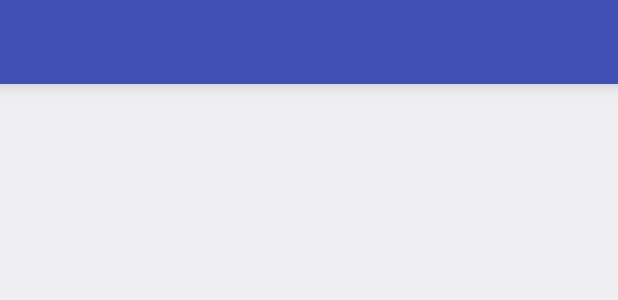
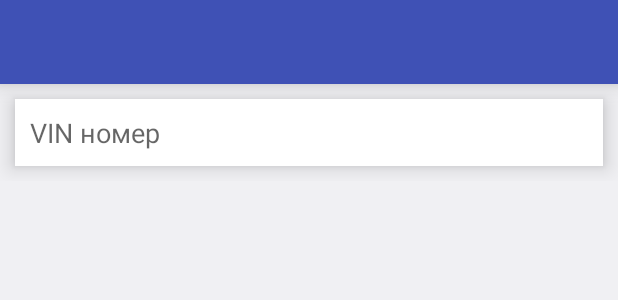
Before and after one commit to AzatYusupov/AzatYusupov, an Android app: the layout activity_new_car.xml on its own in the app's theme, with its tools: preview values and no code run, on a phone screen of 412 x 824 dp. Shown: the top 300 px of the screen. Run offline under Robolectric (Android 15) with nearby library versions, the light colour scheme and no system bars.

Commit message:
activity: new car

```diff
--- a/app/src/main/java/com/usupov/autopark/activity/MainActivity.java
+++ b/app/src/main/java/com/usupov/autopark/activity/MainActivity.java
@@ -54,7 +54,7 @@ public class MainActivity extends AppCompatActivity {
     private void initCarsList() {
 
         RecyclerView recyclerView = (RecyclerView) findViewById(R.id.list_car);
-        recyclerView.setNestedScrollingEnabled(false);
+        //recyclerView.setNestedScrollingEnabled(false);
 
         List<CarsListModel> carList = new ArrayList<CarsListModel>();
         carList.add(new CarsListModel(
--- a/app/src/main/res/layout/activity_main.xml
+++ b/app/src/main/res/layout/activity_main.xml
@@ -22,14 +22,14 @@
 
         <ScrollView
             android:layout_width="match_parent"
-            android:layout_height="wrap_content"
+            android:layout_height="match_parent"
             android:fillViewport="true"
             >
 
             <LinearLayout
+                android:layout_width="match_parent"
+                android:layout_height="match_parent"
                 android:orientation="vertical"
-                android:layout_width="fill_parent"
-                android:layout_height="wrap_content"
                 >
 
                 <TextView
--- a/app/src/main/res/layout/activity_new_car.xml
+++ b/app/src/main/res/layout/activity_new_car.xml
@@ -13,7 +13,9 @@
     <LinearLayout
         android:orientation="vertical"
         android:layout_width="match_parent"
-        android:layout_height="match_parent">
+        android:layout_height="wrap_content"
+        android:background="@color/windowBackground"
+        >
 
        <include
             android:id="@+id/toolbar_new_car"
@@ -21,6 +23,19 @@
             android:layout_width="match_parent"
             android:layout_height="wrap_content" />
 
+        <EditText
+            android:layout_width="match_parent"
+            android:layout_height="wrap_content"
+            android:inputType="text"
+            android:ems="10"
+            android:id="@+id/editText"
+            android:layout_margin="10dp"
+            android:padding="10dp"
+            android:elevation="8dp"
+            android:hint="VIN номер"
+            android:background="@color/colorWhite"
+            />
+
     </LinearLayout>
 
 </android.support.design.widget.CoordinatorLayout>
--- a/app/src/main/res/values/colors.xml
+++ b/app/src/main/res/values/colors.xml
@@ -3,6 +3,7 @@
     <color name="colorPrimary">#3F51B5</color>
     <color name="colorPrimaryDark">#303F9F</color>
     <color name="colorAccent">#FF4081</color>
+    <color name="colorWhite">#FFF</color>
     <color name="textColorPrimary">#FFFFFF</color>
     <color name="windowBackground">#F0F0F3</color>
 </resources>
```
